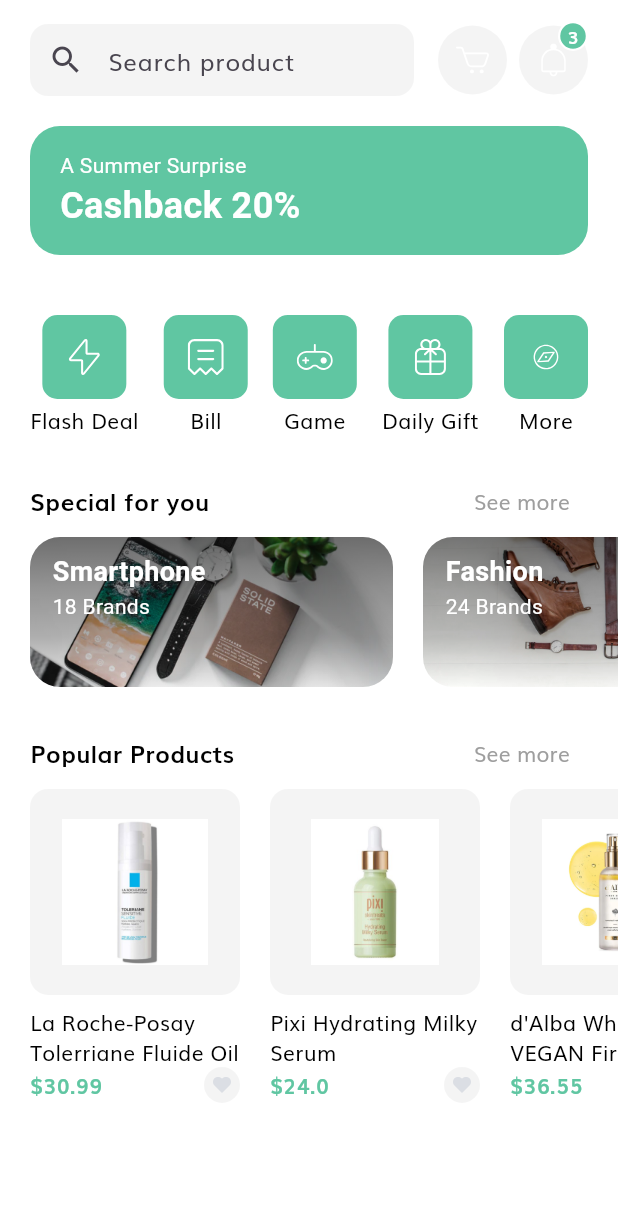
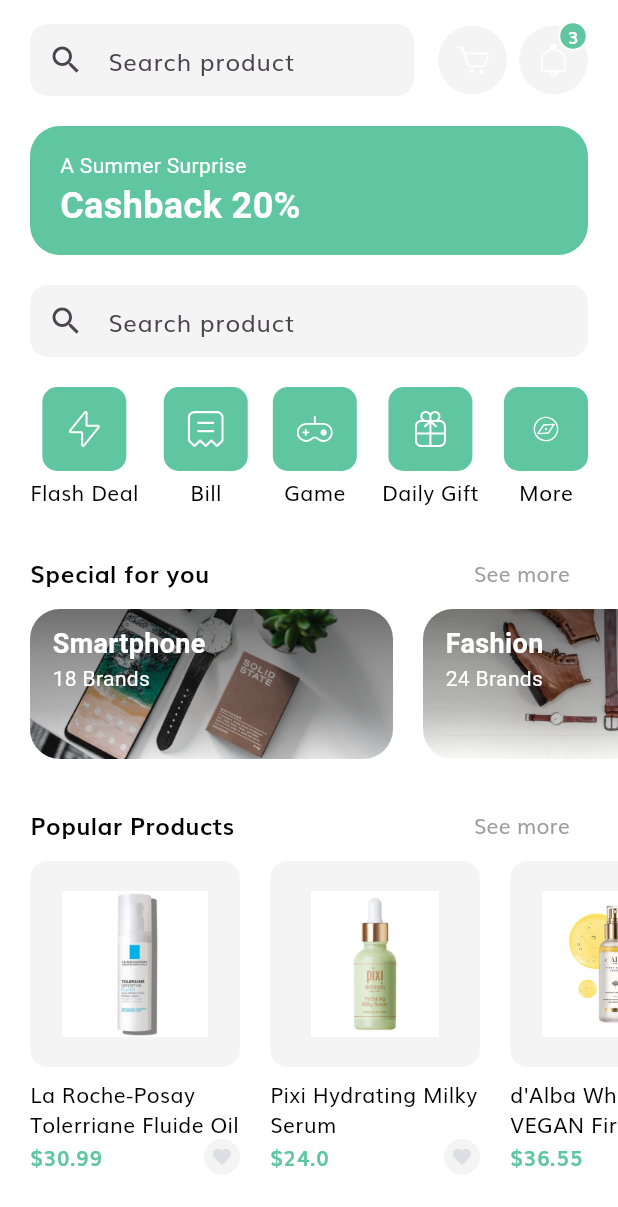
Before and after one commit to gebienha/SoftwareStudioFinal, a Flutter app: the HomeScreen screen opened by its route, on a phone screen of 412 x 824 dp. Shown: the top 1207 px of the screen. Run offline on Flutter 3.47's test engine with Material 3 defaults, Android fonts, the phone set to English and light mode, and no system bars; our stand-ins replace cloud_firestore, firebase_core, flutter_svg; accounts and stored records are empty.

Commit message:
Update home_screen.dart

```diff
--- a/lib/screens/home/home_screen.dart
+++ b/lib/screens/home/home_screen.dart
@@ -4,6 +4,7 @@ import 'components/discount_banner.dart';
 import 'components/home_header.dart';
 import 'components/popular_product.dart';
 import 'components/special_offers.dart';
+import 'components/search_field.dart'; // Import SearchField
 
 class HomeScreen extends StatelessWidget {
   static String routeName = "/home";
@@ -19,6 +20,10 @@ class HomeScreen extends StatelessWidget {
             children: [
               HomeHeader(),
               DiscountBanner(),
+              Padding(
+                padding: EdgeInsets.symmetric(horizontal: 20),
+                child: Center(child: SearchField()), // Add SearchField
+              ),
               Categories(),
               SpecialOffers(),
               SizedBox(height: 20),
```
